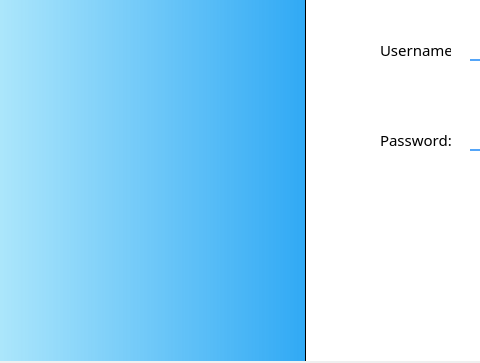
Qt form login.ui (NganeEmmanuel/waterMonitor) before a commit; both pictures show x 0 to 480 and y 110 to 473 of the 751 by 473 pixel window.
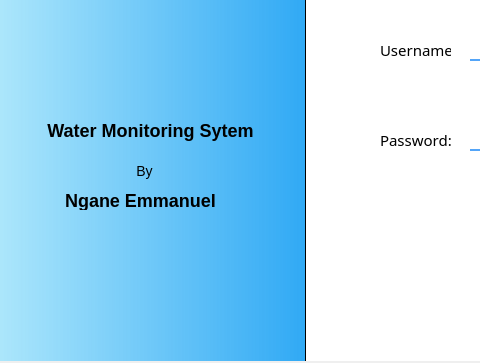
The same form after that commit. Icons and pictures are not drawn.

Commit message: logo and author name

Diff of the .ui file:
```diff
--- a/login.ui
+++ b/login.ui
@@ -207,6 +207,81 @@
         <set>Qt::AlignCenter</set>
        </property>
       </widget>
+      <widget class="QLabel" name="label_4">
+       <property name="geometry">
+        <rect>
+         <x>100</x>
+         <y>90</y>
+         <width>91</width>
+         <height>121</height>
+        </rect>
+       </property>
+       <property name="text">
+        <string/>
+       </property>
+       <property name="pixmap">
+        <pixmap>image/ictu-logo.png</pixmap>
+       </property>
+      </widget>
+      <widget class="QLabel" name="label_5">
+       <property name="geometry">
+        <rect>
+         <x>60</x>
+         <y>300</y>
+         <width>161</width>
+         <height>20</height>
+        </rect>
+       </property>
+       <property name="styleSheet">
+        <string notr="true">font-size: 18px;
+font-weight: bold;</string>
+       </property>
+       <property name="text">
+        <string>Ngane Emmanuel</string>
+       </property>
+       <property name="alignment">
+        <set>Qt::AlignCenter</set>
+       </property>
+      </widget>
+      <widget class="QLabel" name="label_6">
+       <property name="geometry">
+        <rect>
+         <x>40</x>
+         <y>220</y>
+         <width>221</width>
+         <height>41</height>
+        </rect>
+       </property>
+       <property name="styleSheet">
+        <string notr="true">font-size: 18px;
+font-weight: bold;</string>
+       </property>
+       <property name="text">
+        <string>Water Monitoring Sytem</string>
+       </property>
+       <property name="alignment">
+        <set>Qt::AlignCenter</set>
+       </property>
+      </widget>
+      <widget class="QLabel" name="label_7">
+       <property name="geometry">
+        <rect>
+         <x>120</x>
+         <y>270</y>
+         <width>49</width>
+         <height>21</height>
+        </rect>
+       </property>
+       <property name="styleSheet">
+        <string notr="true">font-size: 14px;</string>
+       </property>
+       <property name="text">
+        <string>By</string>
+       </property>
+       <property name="alignment">
+        <set>Qt::AlignCenter</set>
+       </property>
+      </widget>
      </widget>
     </item>
    </layout>
```
The commit also changes 1 other file.
